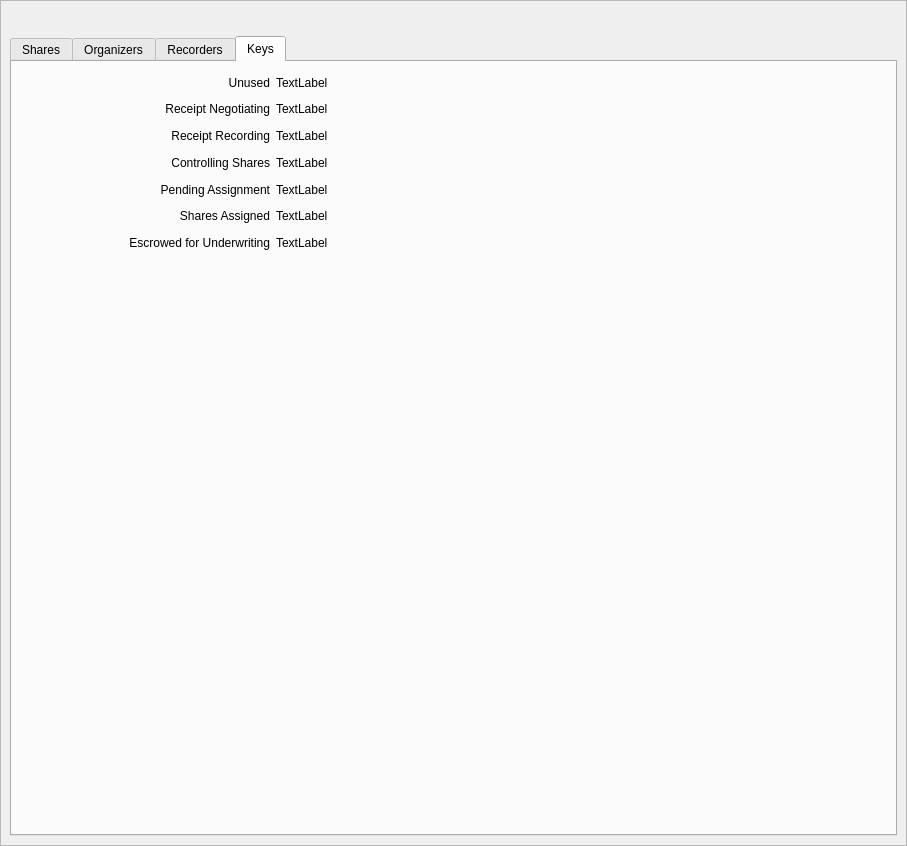
The window that apps/AssetForm/assetform.ui (assignonward/aosuite) describes before a commit, drawn with Qt 5.
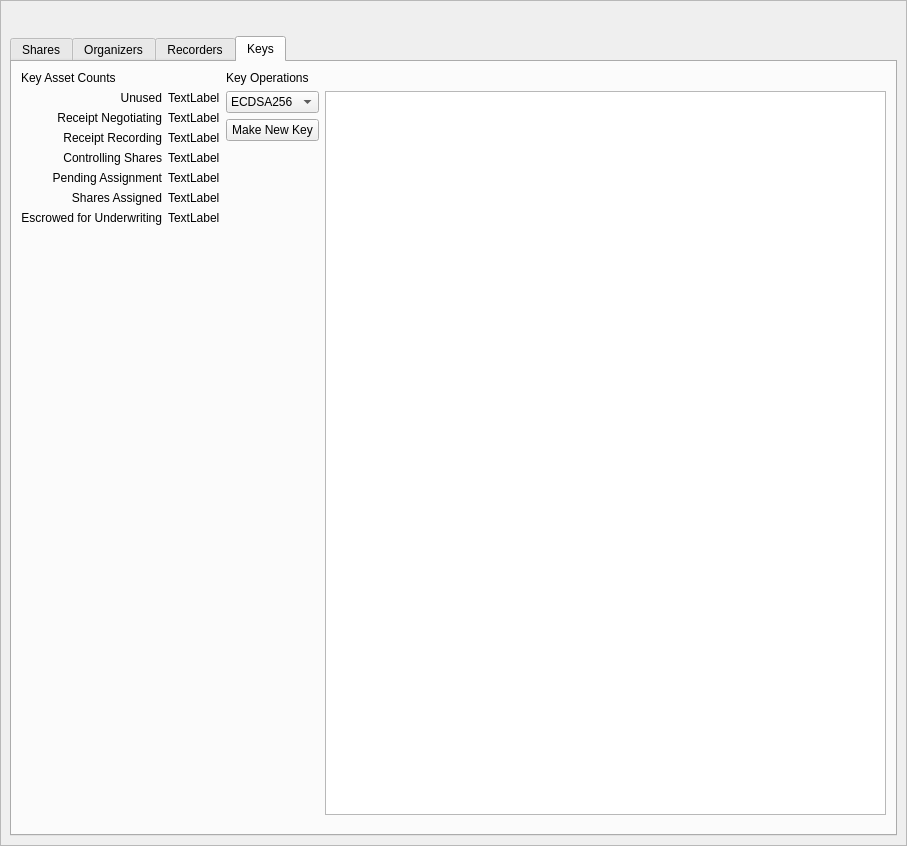
The same window after the commit. The open tabs and pages were chosen to show the change. Icons and pictures are not drawn.

Commit message: starting to make keys but crashing when reading assets back

What changed in the file:
```diff
--- a/apps/AssetForm/assetform.ui
+++ b/apps/AssetForm/assetform.ui
@@ -86,15 +86,87 @@
        <attribute name="title">
         <string>Keys</string>
        </attribute>
-       <widget class="QWidget" name="gridLayoutWidget">
-        <property name="geometry">
-         <rect>
-          <x>10</x>
-          <y>10</y>
-          <width>501</width>
-          <height>181</height>
-         </rect>
-        </property>
+       <layout class="QVBoxLayout" name="verticalLayout_2">
+        <item>
+         <layout class="QGridLayout" name="gridLayout_2">
+          <property name="bottomMargin">
+           <number>0</number>
+          </property>
+          <item row="1" column="1" rowspan="2">
+           <layout class="QGridLayout" name="gridLayout_3">
+            <item row="2" column="0">
+             <spacer name="verticalSpacer_2">
+              <property name="orientation">
+               <enum>Qt::Vertical</enum>
+              </property>
+              <property name="sizeHint" stdset="0">
+               <size>
+                <width>20</width>
+                <height>1</height>
+               </size>
+              </property>
+             </spacer>
+            </item>
+            <item row="1" column="0">
+             <widget class="QPushButton" name="makeNewKey">
+              <property name="text">
+               <string>Make New Key</string>
+              </property>
+             </widget>
+            </item>
+            <item row="3" column="1">
+             <spacer name="horizontalSpacer_3">
+              <property name="orientation">
+               <enum>Qt::Horizontal</enum>
+              </property>
+              <property name="sizeHint" stdset="0">
+               <size>
+                <width>40</width>
+                <height>10</height>
+               </size>
+              </property>
+             </spacer>
+            </item>
+            <item row="0" column="0">
+             <widget class="QComboBox" name="keyType">
+              <item>
+               <property name="text">
+                <string>ECDSA256</string>
+               </property>
+              </item>
+              <item>
+               <property name="text">
+                <string>RSA3072</string>
+               </property>
+              </item>
+             </widget>
+            </item>
+            <item row="0" column="1" rowspan="3">
+             <widget class="QPlainTextEdit" name="keyAssetOperationLog"/>
+            </item>
+           </layout>
+          </item>
+          <item row="2" column="0">
+           <spacer name="verticalSpacer">
+            <property name="orientation">
+             <enum>Qt::Vertical</enum>
+            </property>
+            <property name="sizeHint" stdset="0">
+             <size>
+              <width>20</width>
+              <height>1000</height>
+             </size>
+            </property>
+           </spacer>
+          </item>
+          <item row="0" column="0">
+           <widget class="QLabel" name="label_6">
+            <property name="text">
+             <string>Key Asset Counts</string>
+            </property>
+           </widget>
+          </item>
+          <item row="1" column="0">
         <layout class="QGridLayout" name="gridLayout">
          <item row="3" column="0">
           <widget class="QLabel" name="label_3">
@@ -216,7 +288,17 @@
           </widget>
          </item>
         </layout>
-       </widget>
+          </item>
+          <item row="0" column="1">
+           <widget class="QLabel" name="label_8">
+            <property name="text">
+             <string>Key Operations</string>
+            </property>
+           </widget>
+          </item>
+         </layout>
+        </item>
+       </layout>
       </widget>
      </widget>
     </item>
```
Left out of the diff: 2 changed lines with no effect on the pictures. Lines whose indentation alone changed are shown as unchanged. The commit also changes 19 other files.
